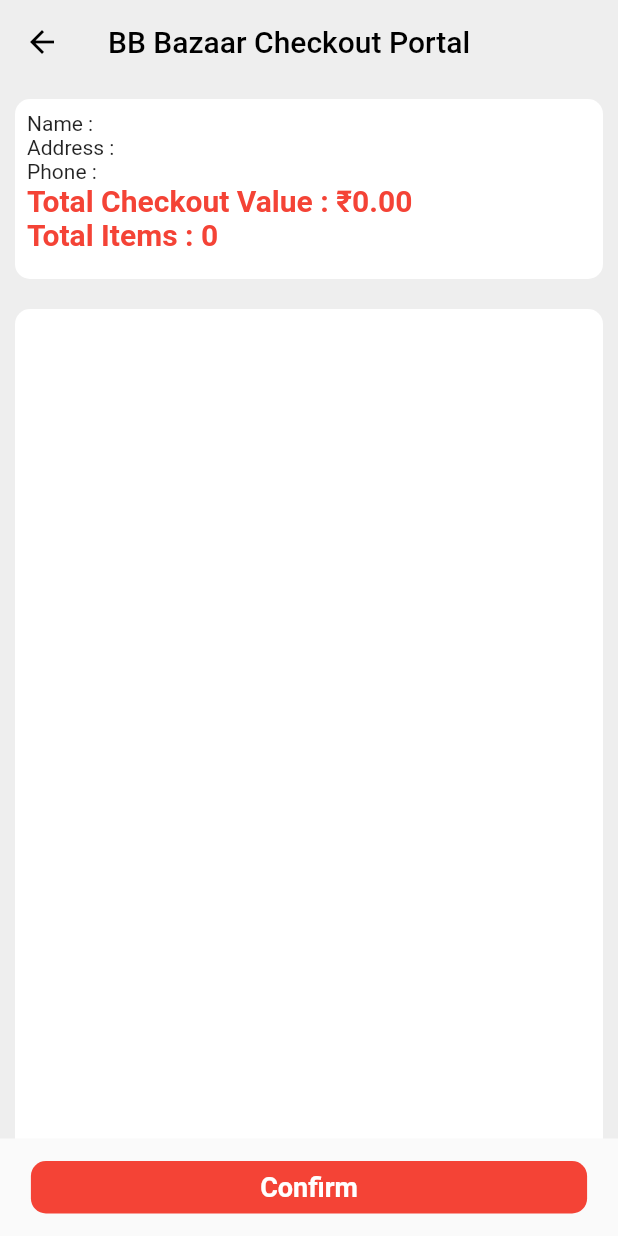
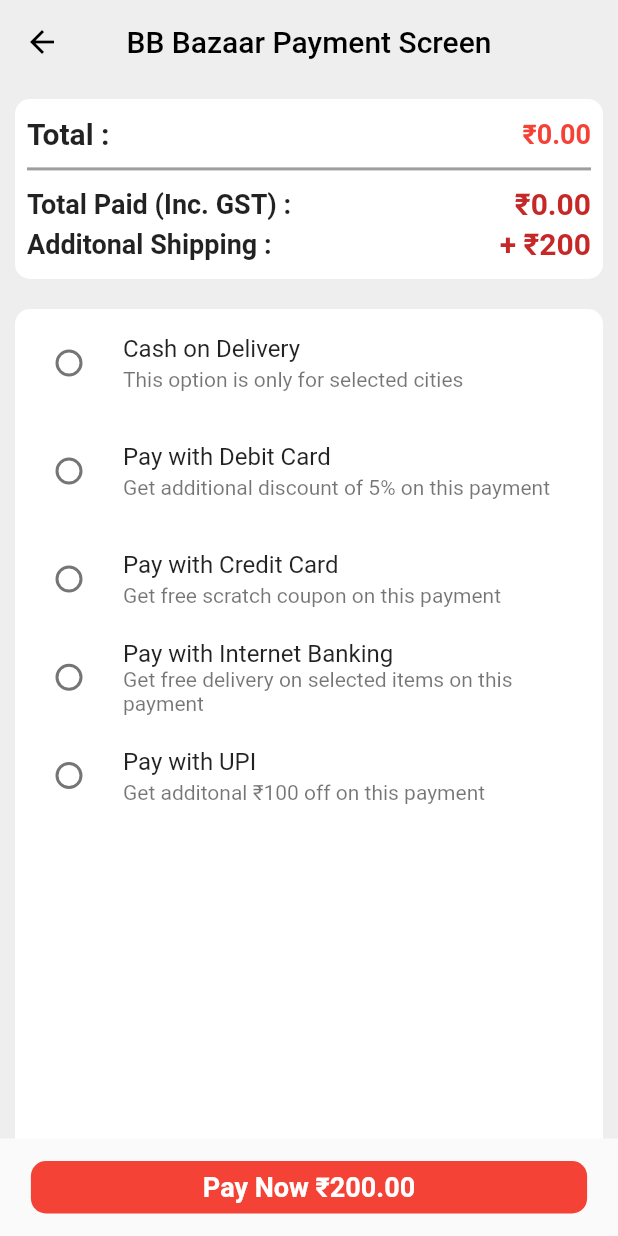
Before and after one commit to shankarlohar/BB-Baazar, a Flutter app: the PlaceOrderScreen screen opened directly, after a tap on "Confirm", on a phone screen of 412 x 824 dp. Run offline on Flutter 3.47's test engine with Material 2 defaults, Android fonts, the phone set to English and light mode, and no system bars; our stand-ins replace badges, cloud_firestore, firebase_auth, firebase_core, firebase_storage, flutter_swiper_null_safety and 4 more; missing offline and left inert: dart:ffi, staggered_grid_view_flutter; accounts and stored records are empty; Roboto replaces fonts that are missing (Brand-Bold).

Commit message:
Payment Screen

```diff
--- /dev/null
+++ b/lib/views/minor_screens/payment_screen.dart
@@ -0,0 +1,391 @@
+import 'package:bb_baazar/controllers/snack_bar_controller.dart';
+import 'package:bb_baazar/provider/cart_provider.dart';
+import 'package:bb_baazar/views/customer_home_screen.dart';
+import 'package:cloud_firestore/cloud_firestore.dart';
+import 'package:firebase_auth/firebase_auth.dart';
+import 'package:flutter/material.dart';
+import 'package:provider/provider.dart';
+import 'package:sn_progress_dialog/progress_dialog.dart';
+import 'package:uuid/uuid.dart';
+
+class PaymentScreen extends StatefulWidget {
+  @override
+  State<PaymentScreen> createState() => _PaymentScreenState();
+}
+
+class _PaymentScreenState extends State<PaymentScreen> {
+// const PaymentScreen({ Key? key }) : super(key: key);
+  int selectedItem = 0;
+  final FirebaseFirestore firestore = FirebaseFirestore.instance;
+  late String orderId;
+  void showProgress() {
+    ProgressDialog progressDialog = ProgressDialog(context: context);
+    progressDialog.show(
+      max: 100,
+      msg: 'ORDER PLACING...',
+      barrierColor: Colors.red,
+    );
+  }
+
+  @override
+  Widget build(BuildContext context) {
+    double totalPrice = context.read<CartProvider>().totalPrice;
+    double totalPaid = context.read<CartProvider>().totalPrice +
+        context.read<CartProvider>().totalPrice * 0.18;
+    final FirebaseAuth auth = FirebaseAuth.instance;
+    CollectionReference customer =
+        FirebaseFirestore.instance.collection('customers');
+
+    return FutureBuilder(
+        future: customer.doc(auth.currentUser!.uid).get(),
+        builder:
+            (BuildContext context, AsyncSnapshot<DocumentSnapshot> snapshot) {
+          if (snapshot.hasError) {
+            return Text("Something went wrong.");
+          }
+          if (snapshot.hasData && !snapshot.data!.exists) {
+            return Text("Document does not exist.");
+          }
+          if (snapshot.connectionState == ConnectionState.done) {
+            Map<String, dynamic> data =
+                snapshot.data!.data() as Map<String, dynamic>;
+
+            return SafeArea(
+              child: Scaffold(
+                backgroundColor: Colors.grey.shade200,
+                appBar: AppBar(
+                  centerTitle: true,
+                  title: Text(
+                    "BB Bazaar Payment Screen",
+                    style: TextStyle(
+                      color: Colors.black,
+                    ),
+                  ),
+                  iconTheme: IconThemeData(
+                    color: Colors.black,
+                  ),
+                  backgroundColor: Colors.grey.shade200,
+                  elevation: 0,
+                ),
+                body: Padding(
+                  padding: const EdgeInsets.all(10.0),
+                  child: Column(
+                    children: [
+                      Container(
+                        height: 120,
+                        width: MediaQuery.of(context).size.width,
+                        decoration: BoxDecoration(
+                          color: Colors.white,
+                          borderRadius: BorderRadius.circular(
+                            10,
+                          ),
+                        ),
+                        child: Padding(
+                          padding: const EdgeInsets.all(8.0),
+                          child: Column(
+                            mainAxisAlignment: MainAxisAlignment.spaceEvenly,
+                            children: [
+                              Row(
+                                mainAxisAlignment:
+                                    MainAxisAlignment.spaceBetween,
+                                children: [
+                                  Text(
+                                    "Total :",
+                                    style: TextStyle(
+                                      fontSize: 20,
+                                      fontWeight: FontWeight.bold,
+                                    ),
+                                  ),
+                                  Text(
+                                    '₹' + totalPrice.toStringAsFixed(2),
+                                    style: TextStyle(
+                                      fontSize: 18,
+                                      fontWeight: FontWeight.bold,
+                                      color: Colors.red,
+                                    ),
+                                  ),
+                                ],
+                              ),
+                              Divider(
+                                thickness: 2,
+                                color: Colors.grey,
+                              ),
+                              Row(
+                                mainAxisAlignment:
+                                    MainAxisAlignment.spaceBetween,
+                                children: [
+                                  Text(
+                                    "Total Paid (Inc. GST) :",
+                                    style: TextStyle(
+                                      fontSize: 18,
+                                      fontWeight: FontWeight.bold,
+                                    ),
+                                  ),
+                                  Text(
+                                    '₹' + totalPaid.toStringAsFixed(2),
+                                    style: TextStyle(
+                                      fontSize: 20,
+                                      fontWeight: FontWeight.bold,
+                                      color: Colors.red.shade800,
+                                    ),
+                                  ),
+                                ],
+                              ),
+                              Row(
+                                mainAxisAlignment:
+                                    MainAxisAlignment.spaceBetween,
+                                children: [
+                                  Text(
+                                    "Additonal Shipping :",
+                                    style: TextStyle(
+                                      fontSize: 18,
+                                      fontWeight: FontWeight.bold,
+                                    ),
+                                  ),
+                                  Text(
+                                    '+ ₹200',
+                                    style: TextStyle(
+                                      fontSize: 20,
+                                      fontWeight: FontWeight.bold,
+                                      color: Colors.red.shade800,
+                                    ),
+                                  ),
+                                ],
+                              ),
+                            ],
+                          ),
+                        ),
+                      ),
+                      SizedBox(
+                        height: 20,
+                      ),
+                      Expanded(
+                        child: Container(
+                          decoration: BoxDecoration(
+                            color: Colors.white,
+                            borderRadius: BorderRadius.circular(
+                              10,
+                            ),
+                          ),
+                          child: Column(
+                            children: [
+                              RadioListTile(
+                                value: 1,
+                                groupValue: selectedItem,
+                                onChanged: (int? value) {
+                                  setState(() {
+                                    selectedItem = value!;
+                                  });
+                                },
+                                title: Text("Cash on Delivery"),
+                                subtitle: Text(
+                                    "This option is only for selected cities"),
+                              ),
+                              RadioListTile(
+                                value: 2,
+                                groupValue: selectedItem,
+                                onChanged: (int? value) {
+                                  setState(() {
+                                    selectedItem = value!;
+                                  });
+                                },
+                                title: Text("Pay with Debit Card"),
+                                subtitle: Text(
+                                    "Get additional discount of 5% on this payment"),
+                              ),
+                              RadioListTile(
+                                value: 3,
+                                groupValue: selectedItem,
+                                onChanged: (int? value) {
+                                  setState(() {
+                                    selectedItem = value!;
+                                  });
+                                },
+                                title: Text("Pay with Credit Card"),
+                                subtitle: Text(
+                                    "Get free scratch coupon on this payment"),
+                              ),
+                              RadioListTile(
+                                value: 4,
+                                groupValue: selectedItem,
+                                onChanged: (int? value) {
+                                  setState(() {
+                                    selectedItem = value!;
+                                  });
+                                },
+                                title: Text("Pay with Internet Banking"),
+                                subtitle: Text(
+                                    "Get free delivery on selected items on this payment"),
+                              ),
+                              RadioListTile(
+                                value: 5,
+                                groupValue: selectedItem,
+                                onChanged: (int? value) {
+                                  setState(() {
+                                    selectedItem = value!;
+                                  });
+                                },
+                                title: Text("Pay with UPI"),
+                                subtitle: Text(
+                                    "Get additonal ₹100 off on this payment"),
+                              ),
+                            ],
+                          ),
+                        ),
+                      ),
+                    ],
+                  ),
+                ),
+                bottomSheet: Padding(
+                  padding: const EdgeInsets.all(15.0),
+                  child: Row(
+                    mainAxisAlignment: MainAxisAlignment.center,
+                    children: [
+                      Container(
+                        height: 35,
+                        width: MediaQuery.of(context).size.width * 0.9,
+                        decoration: BoxDecoration(
+                          color: Colors.red,
+                          borderRadius: BorderRadius.circular(
+                            10,
+                          ),
+                        ),
+                        child: MaterialButton(
+                          onPressed: () {
+                            if (selectedItem == 1) {
+                              showModalBottomSheet(
+                                  context: context,
+                                  builder: (context) {
+                                    return SizedBox(
+                                      height:
+                                          MediaQuery.of(context).size.height *
+                                              0.3,
+                                      child: Column(
+                                        mainAxisAlignment:
+                                            MainAxisAlignment.spaceEvenly,
+                                        children: [
+                                          Text(
+                                            "Payment From Anywhere",
+                                            style: TextStyle(
+                                              fontSize: 20,
+                                            ),
+                                          ),
+                                          Container(
+                                            height: 35,
+                                            width: MediaQuery.of(context)
+                                                    .size
+                                                    .width *
+                                                0.9,
+                                            decoration: BoxDecoration(
+                                              color: Colors.red,
+                                              borderRadius:
+                                                  BorderRadius.circular(
+                                                10,
+                                              ),
+                                            ),
+                                            child: MaterialButton(
+                                              onPressed: () async {
+                                                try {
+                                                  showProgress();
+                                                  for (var item in context
+                                                      .read<CartProvider>()
+                                                      .getItems) {
+                                                    CollectionReference
+                                                        orderRef =
+                                                        firestore.collection(
+                                                            "orders");
+                                                    orderId = Uuid().v4();
+                                                    await orderRef
+                                                        .doc(orderId)
+                                                        .set(
+                                                      {
+                                                        'cid': data['cid'],
+                                                        'customerName':
+                                                            data['fullName'],
+                                                        'email': data['email'],
+                                                        'address':
+                                                            data['address'],
+                                                        'phone': data['phone'],
+                                                        'profileImage':
+                                                            data['image'],
+                                                        'sellerUid':
+                                                            item.sellerUid,
+                                                        'productId':
+                                                            item.documentId,
+                                                        'orderId': orderId,
+                                                        'orderImage': item
+                                                            .imagesUrl.first,
+                                                        'orderQuantity':
+                                                            item.quantity,
+                                                        'orderPrice':
+                                                            item.quantity *
+                                                                item.price,
+                                                        'deliveryStatus':
+                                                            'Prepareing to dispatch',
+                                                        'delhiveryDate': '',
+                                                        'orderDate':
+                                                            DateTime.now(),
+                                                        'paymentStatus':
+                                                            'Cash on delhivery',
+                                                        'orderReview': false,
+                                                      },
+                                                    );
+                                                  }
+                                                  context
+                                                      .read<CartProvider>()
+                                                      .clearCart();
+                                                  Navigator.of(context)
+                                                      .pushNamedAndRemoveUntil(
+                                                          CustomerHomeScreen
+                                                              .routeName,
+                                                          (route) => false);
+                                                } on Exception catch (e) {
+                                                  return snackBar(
+                                                      e.toString(), context);
+                                                }
+                                              },
+                                              child: Center(
+                                                child: Text(
+                                                  "Confirm Payment of ₹${(totalPaid + 200).toStringAsFixed(2)}",
+                                                  style: TextStyle(
+                                                    fontSize: 18,
+                                                    color: Colors.white,
+                                                  ),
+                                                ),
+                                              ),
+                                            ),
+                                          ),
+                                        ],
+                                      ),
+                                    );
+                                  });
+                            }
+                          },
+                          child: Center(
+                            child: Text(
+                              "Pay Now ₹${(totalPaid + 200).toStringAsFixed(2)}",
+                              style: TextStyle(
+                                color: Colors.white,
+                                fontSize: 18,
+                                fontWeight: FontWeight.bold,
+                              ),
+                            ),
+                          ),
+                        ),
+                      ),
+                    ],
+                  ),
+                ),
+              ),
+            );
+          }
+          return Material(
+            child: Center(
+              child: CircularProgressIndicator(
+                color: Colors.red,
+              ),
+            ),
+          );
+        });
+  }
+}
--- a/lib/views/minor_screens/place_order_screen.dart
+++ b/lib/views/minor_screens/place_order_screen.dart
@@ -1,4 +1,5 @@
 import 'package:bb_baazar/provider/cart_provider.dart';
+import 'package:bb_baazar/views/minor_screens/payment_screen.dart';
 import 'package:cloud_firestore/cloud_firestore.dart';
 import 'package:firebase_auth/firebase_auth.dart';
 import 'package:flutter/material.dart';
@@ -205,7 +206,12 @@
                           ),
                         ),
                         child: MaterialButton(
-                          onPressed: () {},
+                          onPressed: () {
+                            Navigator.of(context)
+                                .push(MaterialPageRoute(builder: (context) {
+                              return PaymentScreen();
+                            }));
+                          },
                           child: Center(
                             child: Text(
                               "Confirm",
--- a/pubspec.yaml
+++ b/pubspec.yaml
@@ -47,6 +47,7 @@
   badges: ^2.0.3
   font_awesome_flutter: ^10.2.1
   provider: ^6.0.3
+  sn_progress_dialog: ^1.0.8
 
 dev_dependencies:
   flutter_test:
```
Also changed, not shown: pubspec.lock.
